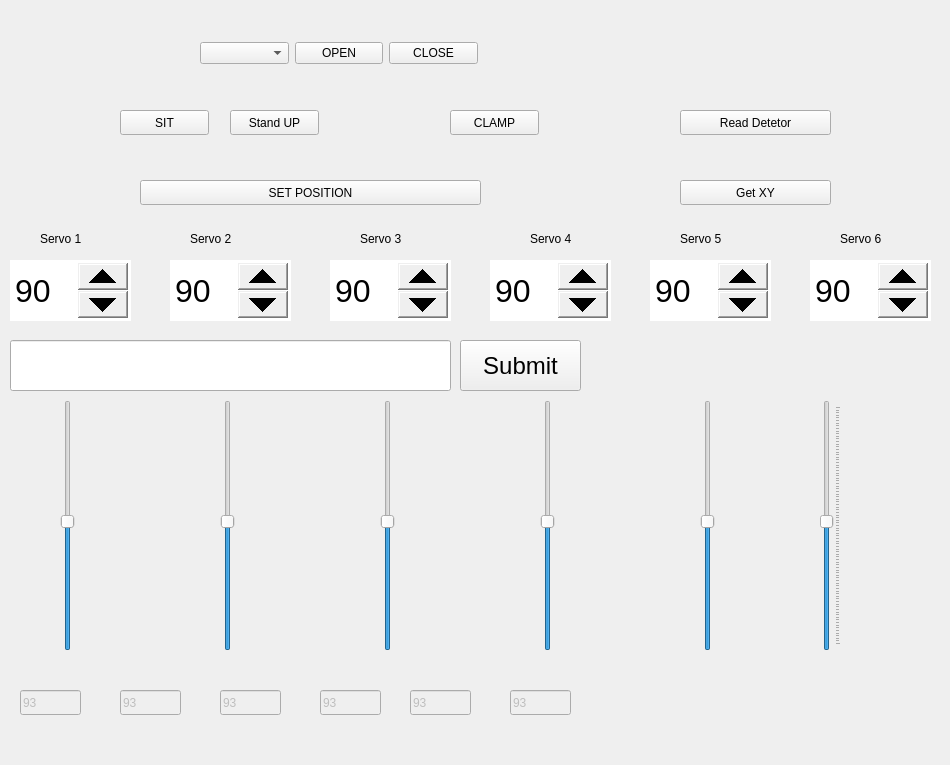
Qt form neuron/mainwindow.ui (evkuz/qt_linux) before a commit.
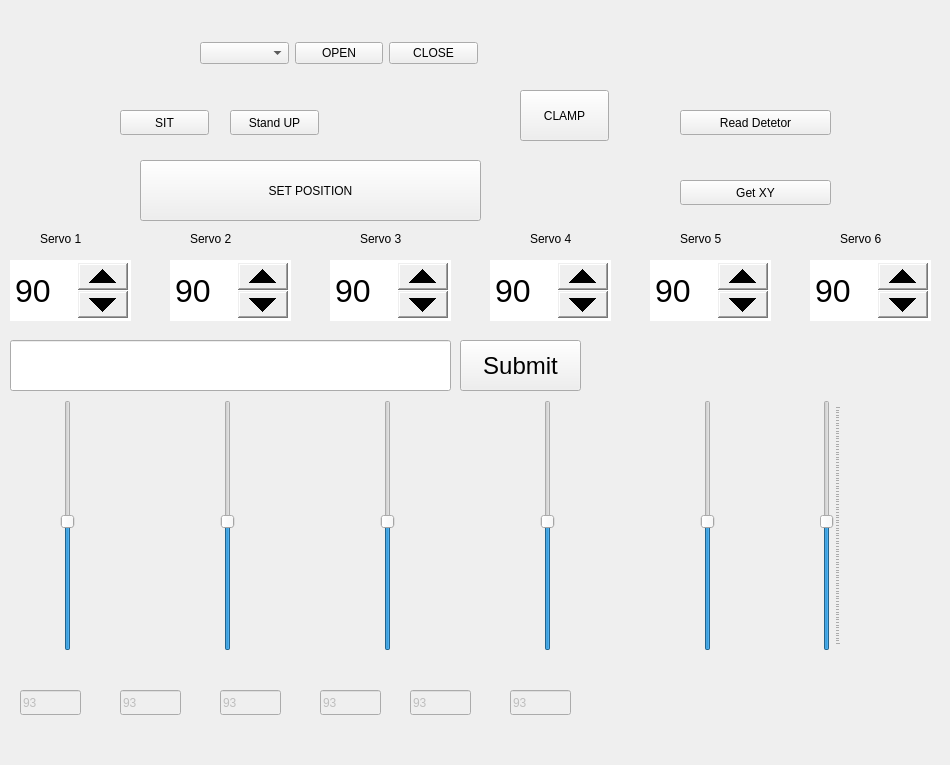
The same form after that commit.

Diff of the .ui file:
```diff
--- a/neuron/mainwindow.ui
+++ b/neuron/mainwindow.ui
@@ -45,10 +45,10 @@
   <widget class="QPushButton" name="clampButton">
    <property name="geometry">
     <rect>
-     <x>450</x>
-     <y>110</y>
+     <x>520</x>
+     <y>90</y>
      <width>89</width>
-     <height>25</height>
+     <height>51</height>
     </rect>
    </property>
    <property name="text">
@@ -155,9 +155,9 @@
    <property name="geometry">
     <rect>
      <x>140</x>
-     <y>180</y>
+     <y>160</y>
      <width>341</width>
-     <height>25</height>
+     <height>61</height>
     </rect>
    </property>
    <property name="text">
```
